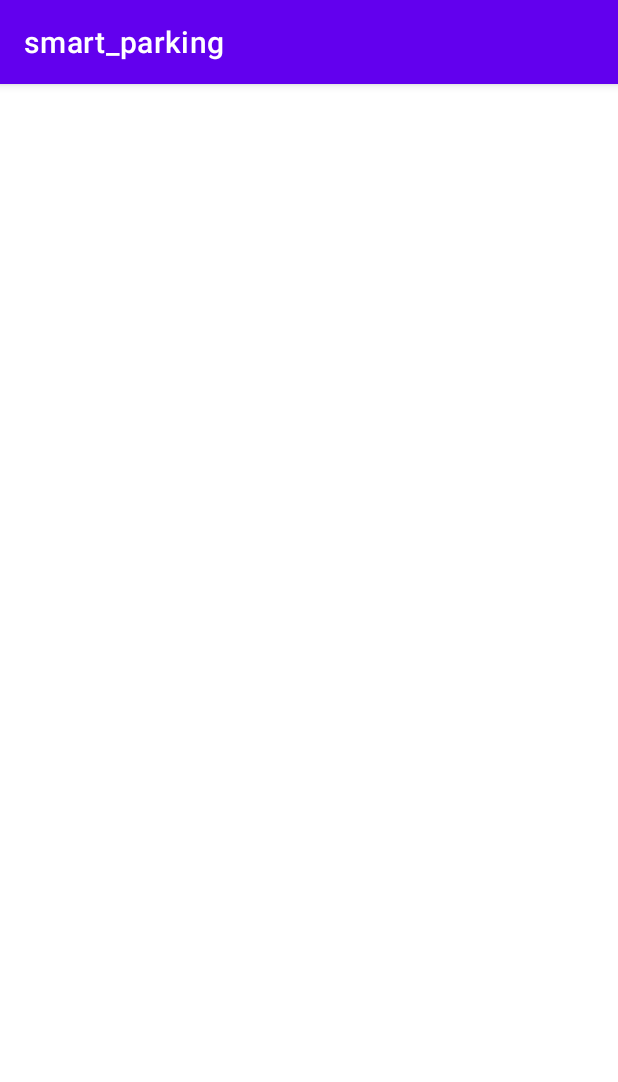
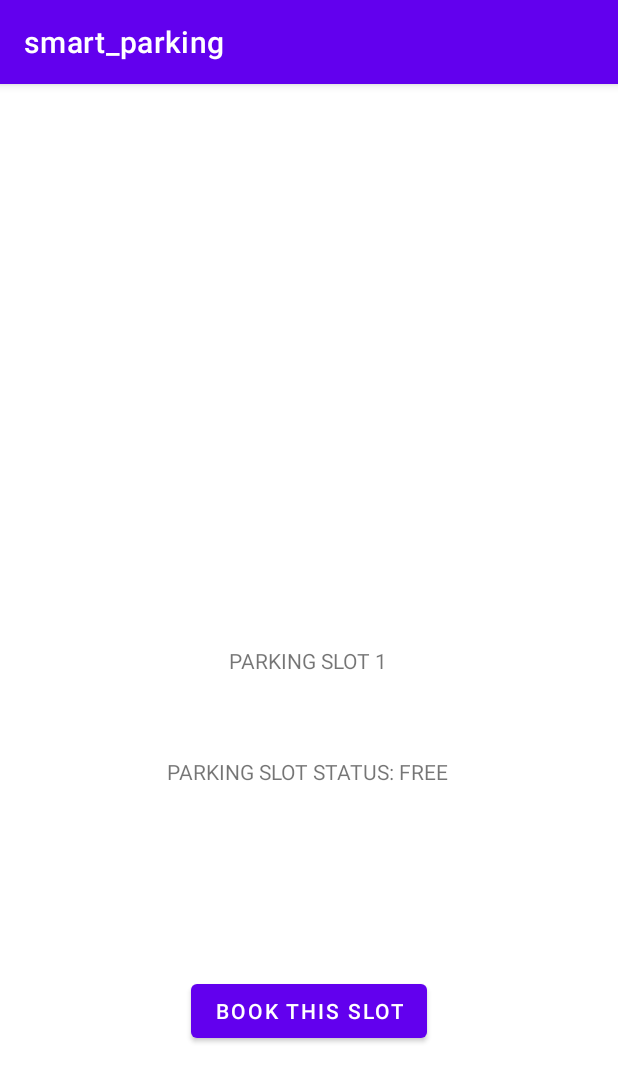
Before and after one commit to alenstein/smart_parking_system-, an Android app: the booking screen opened directly, with no data from a screen before it, on a phone screen of 412 x 824 dp. Shown: the top 1082 px of the screen. Run offline under Robolectric (Android 15) with nearby library versions, the light colour scheme and no system bars.

Commit message:
fixed get directions button,book button and push notification

```diff
--- a/app/src/main/res/layout/activity_booking.xml
+++ b/app/src/main/res/layout/activity_booking.xml
@@ -6,4 +6,37 @@
     android:layout_height="match_parent"
     tools:context=".booking">
 
+    <TextView
+        android:id="@+id/textView"
+        android:layout_width="wrap_content"
+        android:layout_height="wrap_content"
+        android:text="PARKING SLOT STATUS: FREE"
+        app:layout_constraintBottom_toBottomOf="parent"
+        app:layout_constraintEnd_toEndOf="parent"
+        app:layout_constraintHorizontal_bias="0.497"
+        app:layout_constraintStart_toStartOf="parent"
+        app:layout_constraintTop_toTopOf="parent"
+        app:layout_constraintVertical_bias="0.599" />
+
+    <TextView
+        android:id="@+id/textView1"
+        android:layout_width="wrap_content"
+        android:layout_height="wrap_content"
+        android:text="PARKING SLOT 1"
+        app:layout_constraintBottom_toBottomOf="parent"
+        app:layout_constraintEnd_toEndOf="parent"
+        app:layout_constraintHorizontal_bias="0.497"
+        app:layout_constraintStart_toStartOf="parent"
+        app:layout_constraintTop_toTopOf="parent" />
+
+    <Button
+        android:id="@+id/BookSlotBtn"
+        android:layout_width="wrap_content"
+        android:layout_height="wrap_content"
+        android:text="Book this slot"
+        android:onClick="bookSlot"
+        app:layout_constraintBottom_toBottomOf="parent"
+        app:layout_constraintEnd_toEndOf="parent"
+        app:layout_constraintStart_toStartOf="parent"
+        app:layout_constraintTop_toBottomOf="@+id/textView" />
 </androidx.constraintlayout.widget.ConstraintLayout>
--- a/app/src/main/res/layout/activity_get_directions.xml
+++ b/app/src/main/res/layout/activity_get_directions.xml
@@ -30,11 +30,11 @@
         app:layout_constraintTop_toTopOf="parent" />
 
     <Button
-        android:id="@+id/googleMapsLaunch"
+        android:id="@+id/directButton"
         android:layout_width="wrap_content"
         android:layout_height="wrap_content"
-        android:text="Get directions"
-        android:onClick="directMe"
+        android:text="Direct Me"
+        android:onClick = "directMe"
         app:layout_constraintBottom_toBottomOf="parent"
         app:layout_constraintEnd_toEndOf="parent"
         app:layout_constraintStart_toStartOf="parent"
```
Also changed, not shown: app/src/main/java/com/example/smart_parking/GetDirections.java (+33 -1 lines), app/src/main/java/com/example/smart_parking/MainActivity.java (+5 -21 lines), app/src/main/java/com/example/smart_parking/booking.java (+5 -15 lines), app/src/main/res/layout/popup.xml (+9 -9 lines).
